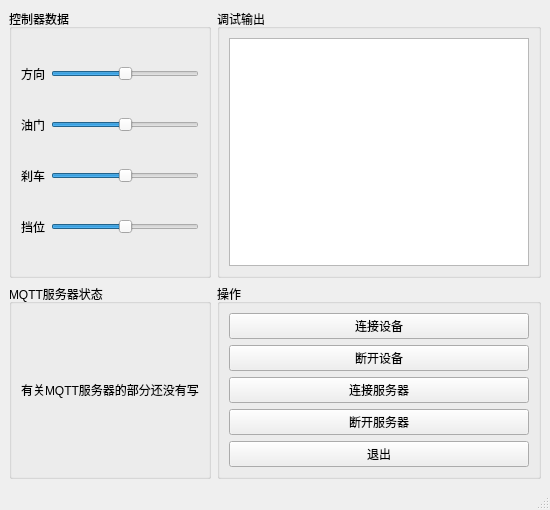
The window that G29-reader/mainwindow.ui (zhangdiannao/g29-reader) describes before a commit, drawn with Qt 5.
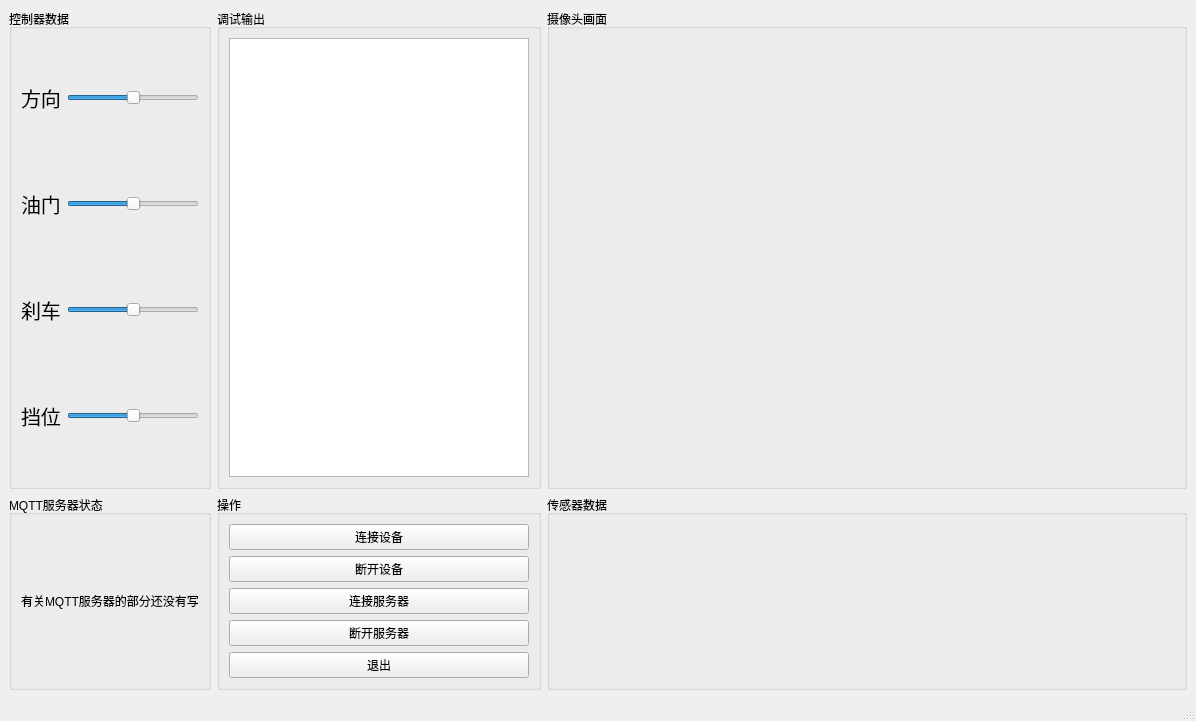
The same window after the commit.

What changed in the file:
```diff
--- a/G29-reader/mainwindow.ui
+++ b/G29-reader/mainwindow.ui
@@ -6,13 +6,19 @@
    <rect>
     <x>0</x>
     <y>0</y>
-    <width>509</width>
-    <height>510</height>
+    <width>1168</width>
+    <height>702</height>
    </rect>
   </property>
   <property name="windowTitle">
    <string>MainWindow</string>
   </property>
+  <property name="styleSheet">
+   <string notr="true">QSlider
+{
+	height:80px;
+}</string>
+  </property>
   <widget class="QWidget" name="centralwidget">
    <layout class="QGridLayout" name="gridLayout_2">
     <item row="0" column="0">
@@ -23,6 +29,11 @@
       <layout class="QGridLayout" name="gridLayout">
        <item row="0" column="0">
         <widget class="QLabel" name="label_2">
+         <property name="font">
+          <font>
+           <pointsize>15</pointsize>
+          </font>
+         </property>
          <property name="text">
           <string>方向</string>
          </property>
@@ -30,6 +41,15 @@
        </item>
        <item row="0" column="1">
         <widget class="QSlider" name="val_direction">
+         <property name="minimumSize">
+          <size>
+           <width>0</width>
+           <height>0</height>
+          </size>
+         </property>
+         <property name="styleSheet">
+          <string notr="true">border:20px;</string>
+         </property>
          <property name="minimum">
           <number>-32768</number>
          </property>
@@ -43,6 +63,11 @@
        </item>
        <item row="1" column="0">
         <widget class="QLabel" name="label_3">
+         <property name="font">
+          <font>
+           <pointsize>15</pointsize>
+          </font>
+         </property>
          <property name="text">
           <string>油门</string>
          </property>
@@ -50,6 +75,12 @@
        </item>
        <item row="1" column="1">
         <widget class="QSlider" name="val_power">
+         <property name="minimumSize">
+          <size>
+           <width>0</width>
+           <height>0</height>
+          </size>
+         </property>
          <property name="minimum">
           <number>-32768</number>
          </property>
@@ -66,6 +97,11 @@
        </item>
        <item row="2" column="0">
         <widget class="QLabel" name="label_4">
+         <property name="font">
+          <font>
+           <pointsize>15</pointsize>
+          </font>
+         </property>
          <property name="text">
           <string>刹车</string>
          </property>
@@ -73,6 +109,12 @@
        </item>
        <item row="2" column="1">
         <widget class="QSlider" name="val_brake">
+         <property name="minimumSize">
+          <size>
+           <width>0</width>
+           <height>0</height>
+          </size>
+         </property>
          <property name="minimum">
           <number>-32768</number>
          </property>
@@ -89,6 +131,11 @@
        </item>
        <item row="3" column="0">
         <widget class="QLabel" name="label_5">
+         <property name="font">
+          <font>
+           <pointsize>15</pointsize>
+          </font>
+         </property>
          <property name="text">
           <string>挡位</string>
          </property>
@@ -96,6 +143,12 @@
        </item>
        <item row="3" column="1">
         <widget class="QSlider" name="val_speed">
+         <property name="minimumSize">
+          <size>
+           <width>0</width>
+           <height>0</height>
+          </size>
+         </property>
          <property name="minimum">
           <number>0</number>
          </property>
@@ -132,6 +185,19 @@
       </layout>
      </widget>
     </item>
+    <item row="0" column="2">
+     <widget class="QGroupBox" name="groupBox_5">
+      <property name="minimumSize">
+       <size>
+        <width>640</width>
+        <height>480</height>
+       </size>
+      </property>
+      <property name="title">
+       <string>摄像头画面</string>
+      </property>
+     </widget>
+    </item>
     <item row="1" column="0">
      <widget class="QGroupBox" name="groupBox_4">
       <property name="title">
@@ -192,6 +258,19 @@
       </layout>
      </widget>
     </item>
+    <item row="1" column="2">
+     <widget class="QGroupBox" name="groupBox_6">
+      <property name="minimumSize">
+       <size>
+        <width>0</width>
+        <height>100</height>
+       </size>
+      </property>
+      <property name="title">
+       <string>传感器数据</string>
+      </property>
+     </widget>
+    </item>
    </layout>
   </widget>
   <widget class="QMenuBar" name="menubar">
```
Left out of the diff: 2 changed lines with no effect on the pictures.
